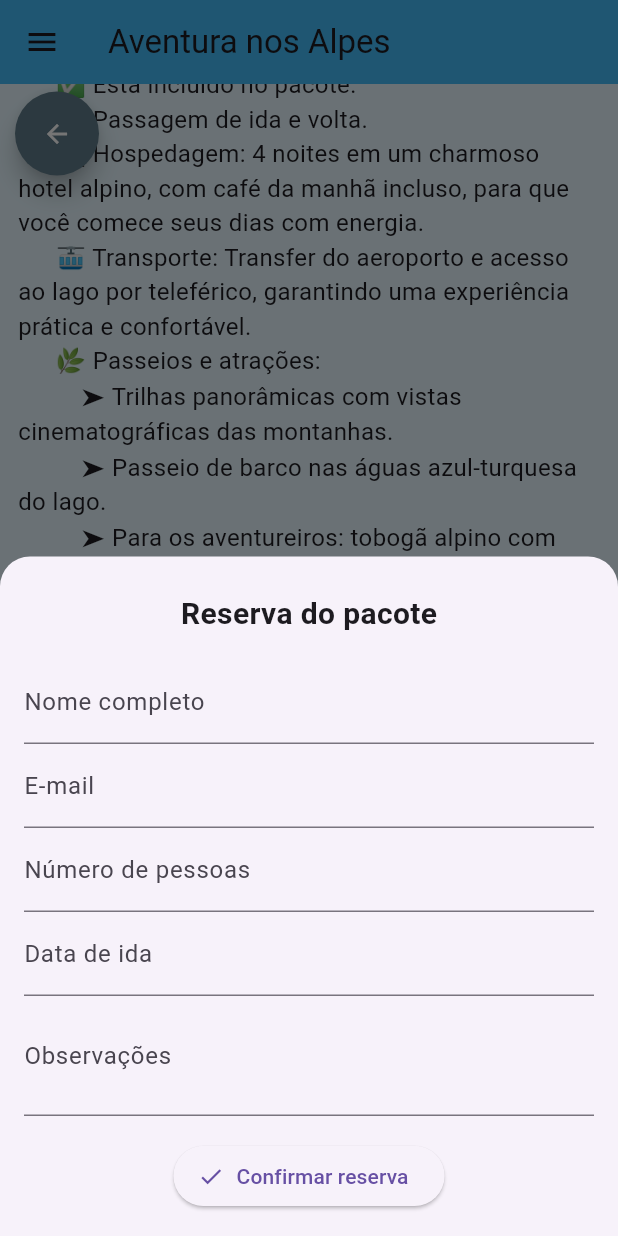
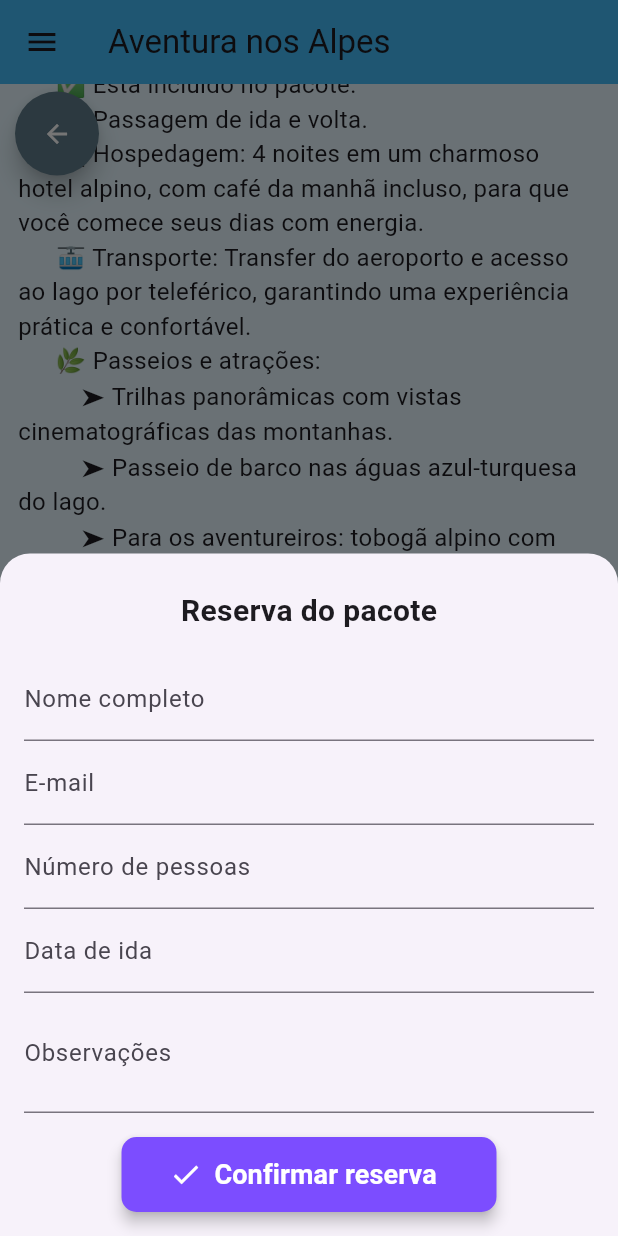
Before and after one commit to PedroAvilar/explore_mundo, a Flutter app: the PacoteDetalhesPage widget shown alone on an empty page, opened directly with sample values from the repository, scrolled down 576 dp, after a tap on "Reservar agora", on a phone screen of 412 x 824 dp. Run offline on Flutter 3.47's test engine with Material 3 defaults, Android fonts, the phone set to English and light mode, and no system bars; our stand-ins replace share_plus.

Commit message:
Alterações nos estilos dos botões.

```diff
--- a/lib/pages/pacote_detalhes_page.dart
+++ b/lib/pages/pacote_detalhes_page.dart
@@ -142,17 +142,35 @@ class _PacoteDetalhesPageState extends State<PacoteDetalhesPage> {
                       widget.pacote.descricao,
                       style: const TextStyle(fontSize: 16),
                     ),
-                    const SizedBox(height: 24),
+                    const SizedBox(height: 20),
+
                     //Botão de reserva
-                    SizedBox(
-                      width: double.infinity,
-                      height: 60,
-                      child: ElevatedButton.icon(
-                        icon: const Icon(Icons.calendar_today),
-                        label: const Text('Reservar agora'),
-                        onPressed: () => mostrarFormularioReserva(context),
+                    Center(
+                      child: SizedBox(
+                        width: 250,
+                        height: 60,
+                        child: ElevatedButton.icon(
+                          icon: const Icon(Icons.calendar_today, size: 20),
+                          label: const Text(
+                            'Reservar agora',
+                            style: TextStyle(
+                              fontSize: 20,
+                              fontWeight: FontWeight.bold,
+                            ),
+                          ),
+                          style: ElevatedButton.styleFrom(
+                            backgroundColor: Colors.deepPurpleAccent,
+                            foregroundColor: Colors.white,
+                            elevation: 6,
+                            shape: RoundedRectangleBorder(
+                              borderRadius: BorderRadius.circular(12),
+                            ),
+                          ),
+                          onPressed: () => mostrarFormularioReserva(context),
+                        ),
                       ),
                     ),
+                    const SizedBox(height: 25),
 
                     //Formulário para adicionar nova avaliação
                     FormularioAvaliacao(onEnviar: _adicionarAvaliacao),
--- a/lib/widgets/formulario_avaliacao.dart
+++ b/lib/widgets/formulario_avaliacao.dart
@@ -97,9 +97,25 @@ class _FormularioAvaliacaoState extends State<FormularioAvaliacao> {
               ),
               const SizedBox(height: 12),
               //Botão de envio do formulário
-              ElevatedButton(
+              ElevatedButton.icon(
+                icon: const Icon(Icons.rate_review, size: 20),
+                label: const Text(
+                  'Enviar avaliação',
+                  style: TextStyle(
+                    fontSize: 16,
+                    fontWeight: FontWeight.w600,
+                  ),
+                ),
+                style: ElevatedButton.styleFrom(
+                  backgroundColor: Colors.lightBlueAccent,
+                  foregroundColor: Colors.white,
+                  elevation: 4,
+                  shape: RoundedRectangleBorder(
+                    borderRadius: BorderRadius.circular(10),
+                  ),
+                ),
                 onPressed: _submeterFormulario,
-                child: const Text('Enviar avaliação'))
+              ),
             ],
           ),
         ),
--- a/lib/widgets/formulario_reserva.dart
+++ b/lib/widgets/formulario_reserva.dart
@@ -85,18 +85,37 @@ void mostrarFormularioReserva(BuildContext context) {
                 ),
                 const SizedBox(height: 16),
                 //Botão de confirmar
-                ElevatedButton.icon(
-                  icon: const Icon(Icons.check),
-                  label: const Text('Confirmar reserva'),
+                Center(
+                  child: SizedBox(
+                    width: 250,
+                    height: 50,
+                    child: ElevatedButton.icon(
+                      icon: const Icon(Icons.check, size: 22),
+                      label: const Text(
+                        'Confirmar reserva',
+                        style: TextStyle(
+                          fontSize: 18,
+                          fontWeight: FontWeight.bold,
+                        ),
+                      ),
+                      style: ElevatedButton.styleFrom(
+                        backgroundColor: Colors.deepPurpleAccent,
+                        foregroundColor: Colors.white,
+                        elevation: 4,
+                        shape: RoundedRectangleBorder(
+                          borderRadius: BorderRadius.circular(10),
+                        ),
+                      ),
                       onPressed: () {
                         if (formKey.currentState!.validate()) {
                           Navigator.pop(context);
-                      //Mensagem de sucesso
                           ScaffoldMessenger.of(context).showSnackBar(
                             const SnackBar(content: Text('Reserva realizada com sucesso!')),
                           );
                         }
                       },
+                    ),
+                  ),
                 ),
               ],
             ),
```
Lines whose indentation alone changed are shown as unchanged.
